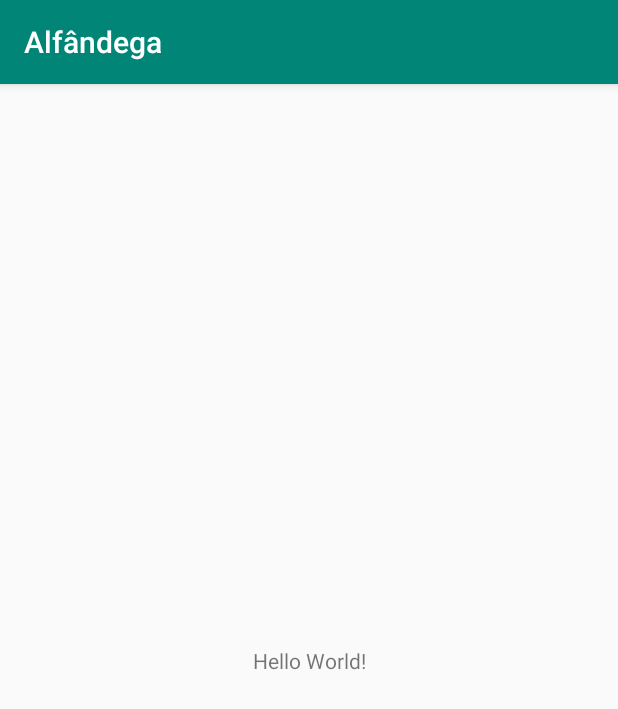
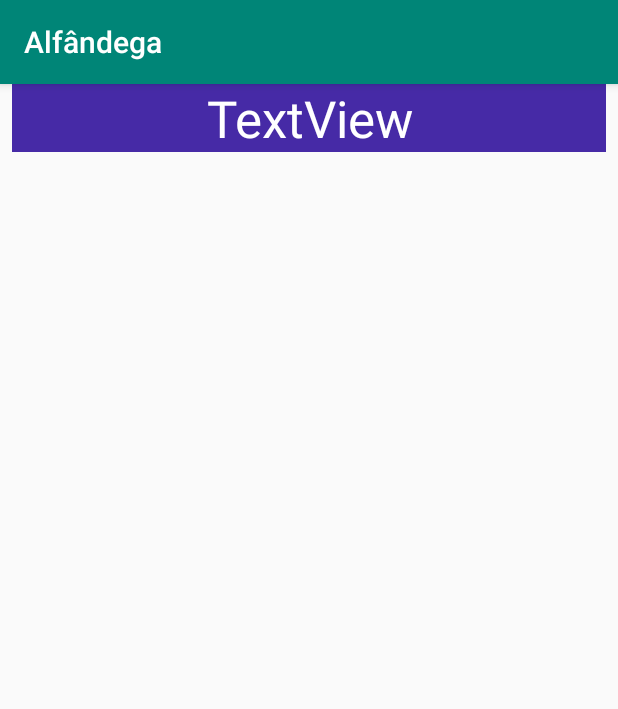
Before and after one commit to iarlenaquiles/AeroportoApp, an Android app: the screen it shows after launch (MainActivity), on a phone screen of 412 x 824 dp. Shown: the top 709 px of the screen. Run offline under Robolectric (Android 15) with nearby library versions, the phone set to English and light mode, and no system bars.

Commit message:
Criando os constraints do texto na main

```diff
--- a/app/src/main/res/layout/activity_main.xml
+++ b/app/src/main/res/layout/activity_main.xml
@@ -7,12 +7,18 @@
     tools:context=".MainActivity">
 
     <TextView
-        android:layout_width="wrap_content"
+        android:id="@+id/textView2"
+        android:layout_width="0dp"
         android:layout_height="wrap_content"
-        android:text="Hello World!"
-        app:layout_constraintBottom_toBottomOf="parent"
-        app:layout_constraintLeft_toLeftOf="parent"
-        app:layout_constraintRight_toRightOf="parent"
-        app:layout_constraintTop_toTopOf="parent" />
-
+        android:layout_marginStart="8dp"
+        android:layout_marginEnd="8dp"
+        android:background="@color/ic_launcher_background"
+        android:text="TextView"
+        android:textAlignment="center"
+        android:textAppearance="@style/TextAppearance.AppCompat.Display1"
+        android:textColor="@android:color/white"
+        app:layout_constraintEnd_toEndOf="parent"
+        app:layout_constraintHorizontal_bias="0.0"
+        app:layout_constraintStart_toStartOf="parent"
+        tools:layout_editor_absoluteY="16dp" />
 </android.support.constraint.ConstraintLayout>
--- a/app/src/main/res/values/ic_launcher_background.xml
+++ b/app/src/main/res/values/ic_launcher_background.xml
@@ -1,4 +1,4 @@
 <?xml version="1.0" encoding="utf-8"?>
 <resources>
-    <color name="ic_launcher_background">#462AA6</color>
+    <color name="ic_launcher_background">#462aa6</color>
 </resources>
```
